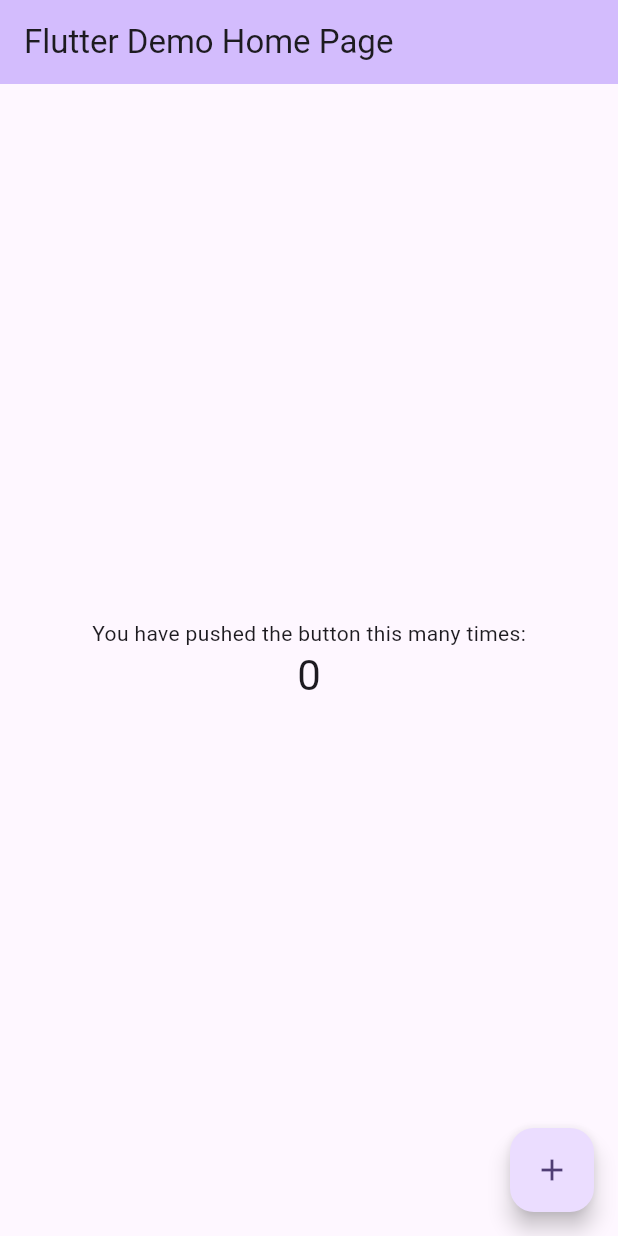
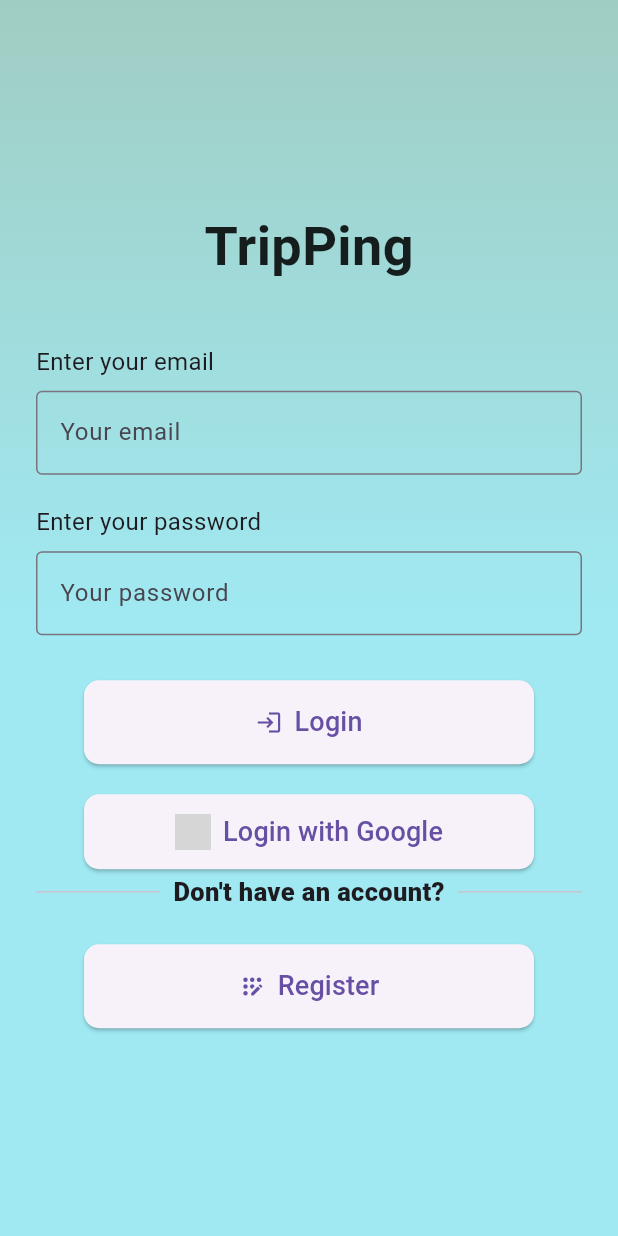
Before and after one commit to 3-4-glasses/TripPing, a Flutter app: the screen it shows after launch, on a phone screen of 412 x 824 dp. Run offline on Flutter 3.47's test engine with Material 3 defaults, Android fonts, the phone set to English and light mode, and no system bars; our stand-ins replace firebase_auth, firebase_core; accounts and stored records are empty; network calls fail; grey boxes are pictures that could not be loaded.

Commit message:
login page

```diff
--- a/frontend/lib/main.dart
+++ b/frontend/lib/main.dart
@@ -1,125 +1,237 @@
 import 'package:flutter/material.dart';
+import 'package:firebase_auth/firebase_auth.dart';
+import 'package:firebase_core/firebase_core.dart';
+import 'firebase_options.dart';
 
-void main() {
-  runApp(const MyApp());
+void main() async {
+  // Initialize Firebase
+  await Firebase.initializeApp(
+    options: DefaultFirebaseOptions.currentPlatform,
+  );
+  runApp(const AuthenticationWindow());
 }
 
-class MyApp extends StatelessWidget {
-  const MyApp({super.key});
+class AuthenticationWindow extends StatefulWidget {
+  const AuthenticationWindow({super.key});
 
-  // This widget is the root of your application.
   @override
-  Widget build(BuildContext context) {
-    return MaterialApp(
-      title: 'Flutter Demo',
-      theme: ThemeData(
-        // This is the theme of your application.
-        //
-        // TRY THIS: Try running your application with "flutter run". You'll see
-        // the application has a purple toolbar. Then, without quitting the app,
-        // try changing the seedColor in the colorScheme below to Colors.green
-        // and then invoke "hot reload" (save your changes or press the "hot
-        // reload" button in a Flutter-supported IDE, or press "r" if you used
-        // the command line to start the app).
-        //
-        // Notice that the counter didn't reset back to zero; the application
-        // state is not lost during the reload. To reset the state, use hot
-        // restart instead.
-        //
-        // This works for code too, not just values: Most code changes can be
-        // tested with just a hot reload.
-        colorScheme: ColorScheme.fromSeed(seedColor: Colors.deepPurple),
-        useMaterial3: true,
-      ),
-      home: const MyHomePage(title: 'Flutter Demo Home Page'),
-    );
-  }
+  _AuthenticationWindowState createState() => _AuthenticationWindowState();
 }
 
-class MyHomePage extends StatefulWidget {
-  const MyHomePage({super.key, required this.title});
+class _AuthenticationWindowState extends State<AuthenticationWindow> {
+  // Controllers for email and password fields
+  final TextEditingController _emailController = TextEditingController();
+  final TextEditingController _passwordController = TextEditingController();
 
-  // This widget is the home page of your application. It is stateful, meaning
-  // that it has a State object (defined below) that contains fields that affect
-  // how it looks.
+  // Error message state
+  String? errorMessage;
 
-  // This class is the configuration for the state. It holds the values (in this
-  // case the title) provided by the parent (in this case the App widget) and
-  // used by the build method of the State. Fields in a Widget subclass are
-  // always marked "final".
+  Future<void> login() async {
+    try {
+      String email = _emailController.text.trim();
+      String password = _passwordController.text.trim();
 
-  final String title;
+      if (email.isEmpty || password.isEmpty) {
+        setState(() {
+          errorMessage = "Please fill in both fields!";
+        });
+        return;
+      }
 
-  @override
-  State<MyHomePage> createState() => _MyHomePageState();
-}
+      await FirebaseAuth.instance.signInWithEmailAndPassword(
+        email: email,
+        password: password,
+      );
+      User? user = FirebaseAuth.instance.currentUser;
+      if (user != null) {
+        // Get the ID token asynchronously
+        String? idToken = await user.getIdToken();
+        // Pass the token to the backend, returns success and decoded user info
+      }
+        // Navigate to the home screen (or wherever needed)
 
-class _MyHomePageState extends State<MyHomePage> {
-  int _counter = 0;
+    } on FirebaseAuthException catch (e) {
+      setState(() {
+        errorMessage = e.message ?? "An error occurred during sign-in!";
+      });
+    }
+  }
 
-  void _incrementCounter() {
-    setState(() {
-      // This call to setState tells the Flutter framework that something has
-      // changed in this State, which causes it to rerun the build method below
-      // so that the display can reflect the updated values. If we changed
-      // _counter without calling setState(), then the build method would not be
-      // called again, and so nothing would appear to happen.
-      _counter++;
-    });
+  Future<void> registerUser() async{
+    try {
+      final credential = await FirebaseAuth.instance.createUserWithEmailAndPassword(
+        email: _emailController.text.trim(),
+        password: _passwordController.text.trim(),
+      );
+    } on FirebaseAuthException catch (e) {
+      if (e.code == 'weak-password') {
+        print('The password provided is too weak.');
+      } else if (e.code == 'email-already-in-use') {
+        print('The account already exists for that email.');
+      }
+    } catch (e) {
+      print(e);
+    }
   }
 
   @override
   Widget build(BuildContext context) {
-    // This method is rerun every time setState is called, for instance as done
-    // by the _incrementCounter method above.
-    //
-    // The Flutter framework has been optimized to make rerunning build methods
-    // fast, so that you can just rebuild anything that needs updating rather
-    // than having to individually change instances of widgets.
-    return Scaffold(
-      appBar: AppBar(
-        // TRY THIS: Try changing the color here to a specific color (to
-        // Colors.amber, perhaps?) and trigger a hot reload to see the AppBar
-        // change color while the other colors stay the same.
-        backgroundColor: Theme.of(context).colorScheme.inversePrimary,
-        // Here we take the value from the MyHomePage object that was created by
-        // the App.build method, and use it to set our appbar title.
-        title: Text(widget.title),
-      ),
-      body: Center(
-        // Center is a layout widget. It takes a single child and positions it
-        // in the middle of the parent.
-        child: Column(
-          // Column is also a layout widget. It takes a list of children and
-          // arranges them vertically. By default, it sizes itself to fit its
-          // children horizontally, and tries to be as tall as its parent.
-          //
-          // Column has various properties to control how it sizes itself and
-          // how it positions its children. Here we use mainAxisAlignment to
-          // center the children vertically; the main axis here is the vertical
-          // axis because Columns are vertical (the cross axis would be
-          // horizontal).
-          //
-          // TRY THIS: Invoke "debug painting" (choose the "Toggle Debug Paint"
-          // action in the IDE, or press "p" in the console), to see the
-          // wireframe for each widget.
-          mainAxisAlignment: MainAxisAlignment.center,
-          children: <Widget>[
-            const Text(
-              'You have pushed the button this many times:',
+    return MaterialApp(
+      debugShowCheckedModeBanner: false,
+      home: Scaffold(
+        body: Container(
+          width: double.infinity,
+          height: double.infinity,
+          decoration: const BoxDecoration(
+            gradient: LinearGradient(
+              colors: [
+                Color.fromARGB(255, 160, 205, 195),
+                Color.fromARGB(255, 160, 233, 242)
+              ],
+              begin: Alignment.topCenter,
+              end: Alignment.center,
             ),
-            Text(
-              '$_counter',
-              style: Theme.of(context).textTheme.headlineMedium,
+          ),
+          child: Center(
+            child: SingleChildScrollView(
+              padding: const EdgeInsets.symmetric(horizontal: 24.0),
+              child: Column(
+                crossAxisAlignment: CrossAxisAlignment.start,
+                children: [
+                  Center(
+                    child: Text(
+                      'TripPing',
+                      style: TextStyle(
+                        fontWeight: FontWeight.bold,
+                        fontSize: 36,
+                        color: Colors.black87,
+                      ),
+                    ),
+                  ),
+                  const SizedBox(height: 40),
+                  const Text(
+                    "Enter your email",
+                    style: TextStyle(fontSize: 16),
+                  ),
+                  const SizedBox(height: 8),
+                  TextField(
+                    controller: _emailController,
+                    decoration: const InputDecoration(
+                      border: OutlineInputBorder(),
+                      hintText: "Your email",
+                    ),
+                  ),
+                  const SizedBox(height: 20),
+                  const Text(
+                    "Enter your password",
+                    style: TextStyle(fontSize: 16),
+                  ),
+                  const SizedBox(height: 8),
+                  TextField(
+                    controller: _passwordController,
+                    obscureText: true,
+                    obscuringCharacter: "•",
+                    decoration: const InputDecoration(
+                      border: OutlineInputBorder(),
+                      hintText: "Your password",
+                    ),
+                  ),
+                  const SizedBox(height: 30),
+                  if (errorMessage != null)
+                    Text(
+                      errorMessage!,
+                      style: TextStyle(color: Colors.red, fontSize: 14),
+                    ),
+                  Center(
+                    child: SizedBox(
+                      width: 300,
+                      child: ElevatedButton.icon(
+                        onPressed: login,
+                        icon: Icon(Icons.login_outlined),
+                        style: ElevatedButton.styleFrom(
+                          padding: const EdgeInsets.symmetric(
+                              horizontal: 40, vertical: 15),
+                          shape: RoundedRectangleBorder(
+                            borderRadius: BorderRadius.circular(10),
+                          ),
+                        ),
+                        label: const Text(
+                          "Login",
+                          style: TextStyle(fontSize: 18),
+                        ),
+                      ),
+                    ),
+                  ),
+                  const SizedBox(height: 20),
+                  // Google Login Button (as in your original code)
+                  // Add the appropriate logic for Google Login here
+                  Center(
+                    child: SizedBox(
+                      width: 300,
+                      child: ElevatedButton.icon(
+                        onPressed: () {
+                          // Handle Google login logic here
+                        },
+                        icon: Image.network(
+                          'https://upload.wikimedia.org/wikipedia/commons/thumb/c/c1/Google_%22G%22_logo.svg/1200px-Google_%22G%22_logo.svg.png',
+                          height: 24,
+                          width: 24,
+                        ),
+                        label: Text("Login with Google",
+                            style: TextStyle(fontSize: 18)),
+                        style: ElevatedButton.styleFrom(
+                          padding:
+                          EdgeInsets.symmetric(horizontal: 32, vertical: 12),
+                          shape: RoundedRectangleBorder(
+                            borderRadius: BorderRadius.circular(10),
+                          ),
+                        ),
+                      ),
+                    ),
+                  ),
+                  Row(
+                    children: [
+                      Expanded(
+                        child: Divider(height: 30, thickness: 1),
+                      ),
+                      Text(
+                        '  Don\'t have an account?  ',
+                        style: TextStyle(fontSize: 17, fontWeight: FontWeight.w800),
+                      ),
+                      Expanded(
+                        child: Divider(height: 30, thickness: 1),
+                      ),
+                    ],
+                  ),
+                  const SizedBox(height: 20),
+                  Center(
+                    child: SizedBox(
+                      width: 300,
+                      child: ElevatedButton.icon(
+                        onPressed: () {
+                          // Handle registration logic
+                        },
+                        icon: Icon(Icons.app_registration_rounded),
+                        style: ElevatedButton.styleFrom(
+                          padding: const EdgeInsets.symmetric(
+                              horizontal: 40, vertical: 15),
+                          shape: RoundedRectangleBorder(
+                            borderRadius: BorderRadius.circular(10),
+                          ),
+                        ),
+                        label: const Text(
+                          "Register",
+                          style: TextStyle(fontSize: 18),
+                        ),
+                      ),
+                    ),
+                  ),
+                ],
+              ),
             ),
-          ],
+          ),
         ),
       ),
-      floatingActionButton: FloatingActionButton(
-        onPressed: _incrementCounter,
-        tooltip: 'Increment',
-        child: const Icon(Icons.add),
-      ), // This trailing comma makes auto-formatting nicer for build methods.
     );
   }
 }
--- a/frontend/pubspec.yaml
+++ b/frontend/pubspec.yaml
@@ -34,6 +34,9 @@ dependencies:
   # The following adds the Cupertino Icons font to your application.
   # Use with the CupertinoIcons class for iOS style icons.
   cupertino_icons: ^1.0.8
+  firebase_core: ^2.25.4
+  firebase_auth: ^4.16.0
+
 
 dev_dependencies:
   flutter_test:
```
Also changed, not shown: frontend/firebase.json (added), frontend/lib/firebase_options.dart (added), frontend/pubspec.lock, 10 other files.
